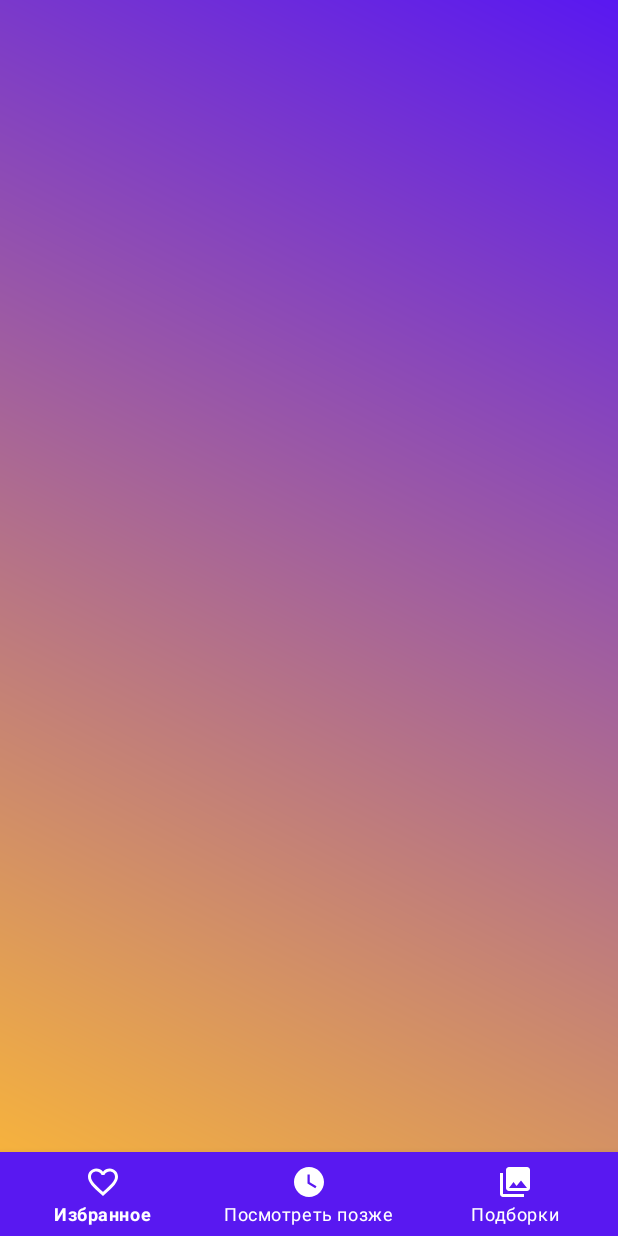
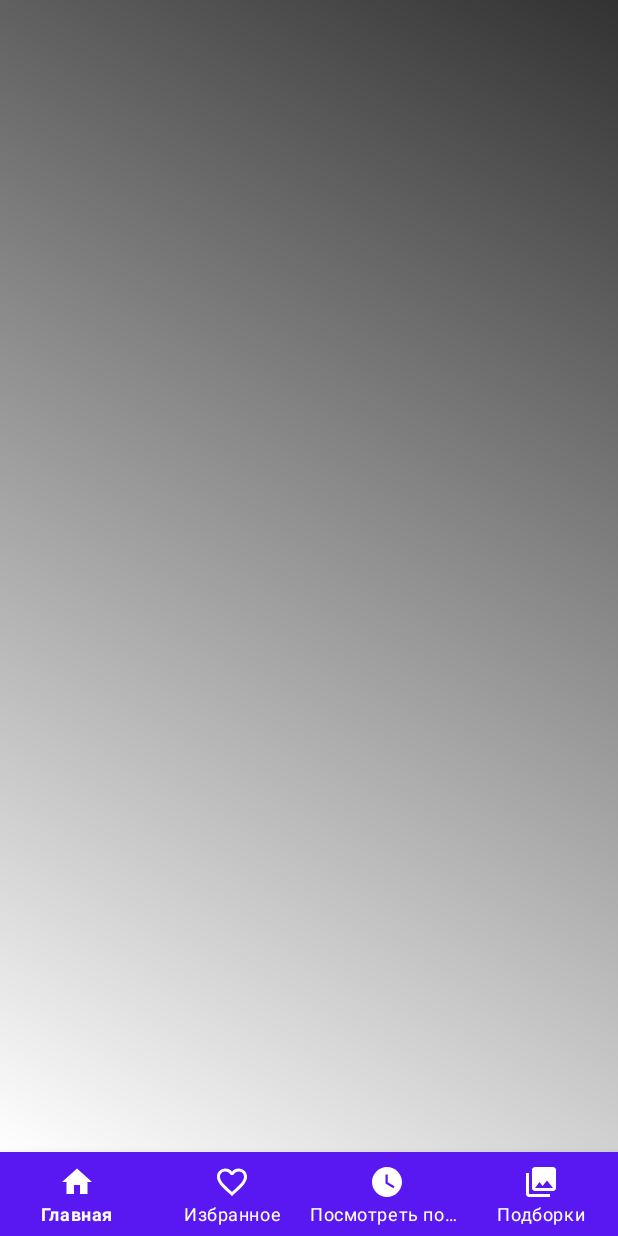
Before and after one commit to AlexeyMelen/FirstApp, an Android app: the layout activity_main.xml on its own in the app's theme, with its tools: preview values and no code run, on a phone screen of 412 x 824 dp. Run offline under Robolectric (Android 15) with nearby library versions, the phone set to English and light mode, and no system bars.

Commit message:
project_work_module_29

```diff
--- a/app/src/main/java/com/example/firstapp/FavoritesFragment.kt
+++ b/app/src/main/java/com/example/firstapp/FavoritesFragment.kt
@@ -7,7 +7,6 @@ import android.view.View
 import android.view.ViewGroup
 import androidx.recyclerview.widget.LinearLayoutManager
 import kotlinx.android.synthetic.main.fragment_favorites.*
-import kotlinx.android.synthetic.main.fragment_home.*
 
 class FavoritesFragment : Fragment() {
     private lateinit var filmsAdapter: FilmListRecyclerAdapter
@@ -23,6 +22,8 @@ class FavoritesFragment : Fragment() {
         super.onViewCreated(view, savedInstanceState)
         val favoritesList: List<Film> = emptyList()
 
+        AnimationHelper.performFragmentCircularRevealAnimation(favorites_fragment_root, requireActivity(), 2)
+
         favorites_recycler.apply {
             filmsAdapter = FilmListRecyclerAdapter(object : FilmListRecyclerAdapter.OnItemClickListener{
                 override fun click(film: Film) {
--- /dev/null
+++ b/app/src/main/res/drawable/background_favorites.xml
@@ -0,0 +1,6 @@
+<?xml version="1.0" encoding="utf-8"?>
+<shape xmlns:android="http://schemas.android.com/apk/res/android">
+    <gradient android:startColor="@android:color/holo_green_dark"
+        android:endColor="#121212"
+        android:angle="45"/>
+</shape>
--- /dev/null
+++ b/app/src/main/res/drawable/background_main.xml
@@ -0,0 +1,6 @@
+<?xml version="1.0" encoding="utf-8"?>
+<shape xmlns:android="http://schemas.android.com/apk/res/android">
+    <gradient android:startColor="@android:color/background_light"
+        android:endColor="@android:color/secondary_text_light"
+        android:angle="45"/>
+</shape>
--- /dev/null
+++ b/app/src/main/res/drawable/background_selections.xml
@@ -0,0 +1,6 @@
+<?xml version="1.0" encoding="utf-8"?>
+<shape xmlns:android="http://schemas.android.com/apk/res/android">
+    <gradient android:startColor="@android:color/holo_blue_dark"
+        android:endColor="@android:color/holo_red_light"
+        android:angle="45"/>
+</shape>
--- /dev/null
+++ b/app/src/main/res/drawable/background_watch_later.xml
@@ -0,0 +1,6 @@
+<?xml version="1.0" encoding="utf-8"?>
+<shape xmlns:android="http://schemas.android.com/apk/res/android">
+    <gradient android:startColor="@android:color/holo_red_dark"
+        android:endColor="@android:color/holo_orange_dark"
+        android:angle="45"/>
+</shape>
--- /dev/null
+++ b/app/src/main/res/drawable/ic_baseline_home_24.xml
@@ -0,0 +1,5 @@
+<vector android:height="24dp" android:tint="#FFFFFF"
+    android:viewportHeight="24" android:viewportWidth="24"
+    android:width="24dp" xmlns:android="http://schemas.android.com/apk/res/android">
+    <path android:fillColor="@android:color/white" android:pathData="M10,20v-6h4v6h5v-8h3L12,3 2,12h3v8z"/>
+</vector>
--- a/app/src/main/res/layout/activity_main.xml
+++ b/app/src/main/res/layout/activity_main.xml
@@ -5,14 +5,14 @@
     android:layout_width="match_parent"
     android:layout_height="match_parent"
     android:orientation="vertical"
-    tools:context=".MainActivity"
-    android:background="@drawable/background">
+    tools:context=".MainActivity">
 
     <FrameLayout
         android:id="@+id/fragment_placeholder"
         android:layout_width="match_parent"
         android:layout_height="0dp"
         app:layout_constraintTop_toTopOf="parent"
+        android:background="@drawable/background_main"
         app:layout_constraintBottom_toTopOf="@+id/bottom_navigation"/>
 
     <com.google.android.material.bottomnavigation.BottomNavigationView
--- a/app/src/main/res/layout/fragment_favorites.xml
+++ b/app/src/main/res/layout/fragment_favorites.xml
@@ -3,7 +3,11 @@
     xmlns:tools="http://schemas.android.com/tools"
     android:layout_width="match_parent"
     android:layout_height="match_parent"
+    android:background="@drawable/background_favorites"
     xmlns:app="http://schemas.android.com/apk/res-auto"
+    android:id="@+id/favorites_fragment_root"
+    android:visibility="invisible"
+    tools:visibility="visible"
     tools:context=".FavoritesFragment">
 
     <androidx.recyclerview.widget.RecyclerView
@@ -12,5 +16,4 @@
         android:layout_height="match_parent"
         tools:listitem="@layout/film_item"
         app:layoutManager="androidx.recyclerview.widget.LinearLayoutManager"/>
-
 </FrameLayout>
--- a/app/src/main/res/layout/fragment_home.xml
+++ b/app/src/main/res/layout/fragment_home.xml
@@ -4,7 +4,10 @@
     android:layout_width="match_parent"
     android:layout_height="match_parent"
     xmlns:app="http://schemas.android.com/apk/res-auto"
-    tools:background="@drawable/background"
+    android:id="@+id/home_fragment_root"
+    android:visibility="invisible"
+     tools:visibility="visible"
+     android:background="@drawable/background_home"
     tools:context=".HomeFragment">
 
     <androidx.appcompat.widget.SearchView
--- a/app/src/main/res/menu/menu_navigation.xml
+++ b/app/src/main/res/menu/menu_navigation.xml
@@ -2,18 +2,22 @@
 <menu xmlns:android="http://schemas.android.com/apk/res/android"
     xmlns:app="http://schemas.android.com/apk/res-auto">
     <item
+        android:id="@+id/home"
+        android:icon="@drawable/ic_baseline_home_24"
+        android:title="@string/menu_home_title_text"/>
+    <item
         android:id="@+id/favorites"
         android:icon="@drawable/ic_baseline_favorite_border"
-        android:title="@string/menu_favorites_title"
+        android:title="@string/menu_favorites_title_text"
         app:showAsAction="withText"/>
     <item
         android:id="@+id/watch_later"
         android:icon="@drawable/ic_baseline_watch_later"
-        android:title="@string/menu_watch_later_title"
+        android:title="@string/menu_watch_later_title_text"
         app:showAsAction="withText"/>
     <item
         android:id="@+id/selections"
         android:icon="@drawable/ic_baseline_collections"
-        android:title="@string/menu_selections_title"
+        android:title="@string/menu_selections_title_text"
         app:showAsAction="withText"/>
 </menu>
--- a/app/src/main/res/values/strings.xml
+++ b/app/src/main/res/values/strings.xml
@@ -1,6 +1,7 @@
 <resources>
     <string name="app_name">FilmsSearch</string>
-    <string name="menu_favorites_title">Избранное</string>
-    <string name="menu_watch_later_title">Посмотреть позже</string>
-    <string name="menu_selections_title">Подборки</string>
+    <string name="menu_favorites_title_text">Избранное</string>
+    <string name="menu_watch_later_title_text">Посмотреть позже</string>
+    <string name="menu_selections_title_text">Подборки</string>
+    <string name="menu_home_title_text">Главная</string>
 </resources>
```
Also changed, not shown: app/src/main/java/com/example/firstapp/AnimationHelper.kt (added, +38 -0 lines), app/src/main/java/com/example/firstapp/HomeFragment.kt (+25 -9 lines), app/src/main/java/com/example/firstapp/MainActivity.kt (+26 -7 lines), app/src/main/java/com/example/firstapp/SelectionsFragment.kt (added, +23 -0 lines), app/src/main/java/com/example/firstapp/WatchLaterFragment.kt (added, +23 -0 lines), app/src/main/res/layout/fragment_selections.xml (added, +12 -0 lines), app/src/main/res/layout/fragment_watch_later.xml (added, +12 -0 lines), app/src/main/res/drawable/background_home.xml (renamed from app/src/main/res/drawable/background.xml).
